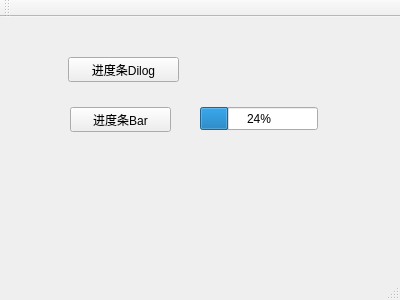
Old version of the form mainwindow.ui in the repository wenyue7/Interface_Plot.
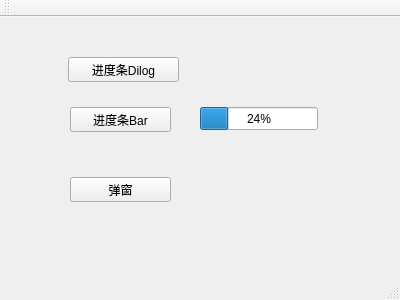
New version of the form.

Commit message: 2018.8.30: 添加对话框,涉及模态非模态

Patch:
```diff
--- a/mainwindow.ui
+++ b/mainwindow.ui
@@ -53,6 +53,19 @@
      <string>进度条Bar</string>
     </property>
    </widget>
+   <widget class="QPushButton" name="pushButton_3">
+    <property name="geometry">
+     <rect>
+      <x>70</x>
+      <y>160</y>
+      <width>101</width>
+      <height>25</height>
+     </rect>
+    </property>
+    <property name="text">
+     <string>弹窗</string>
+    </property>
+   </widget>
   </widget>
   <widget class="QMenuBar" name="menuBar">
    <property name="geometry">
```
The commit also changes 7 other files.
